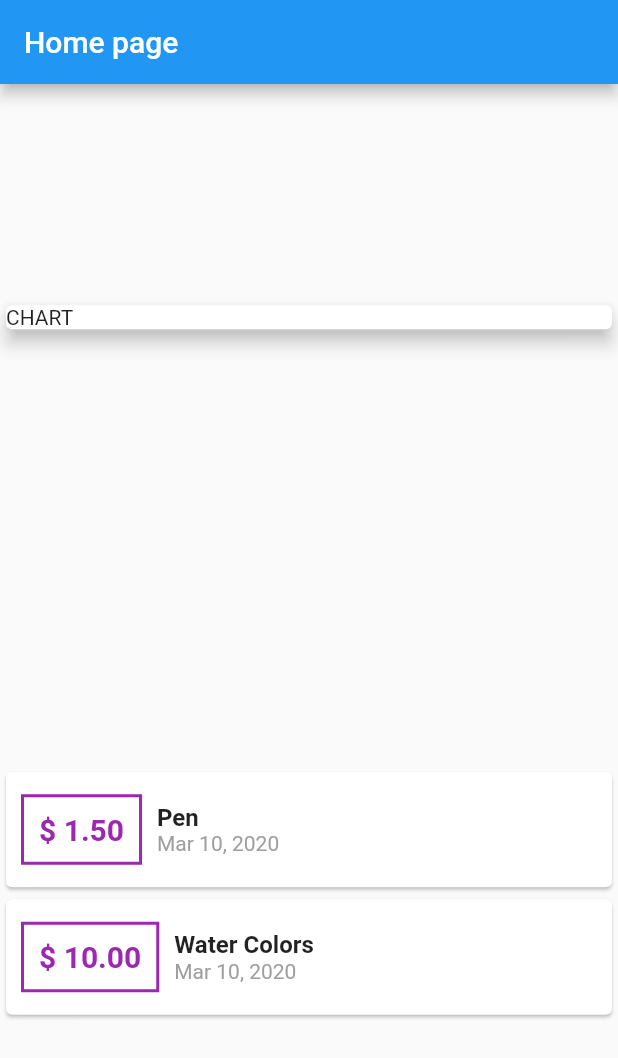
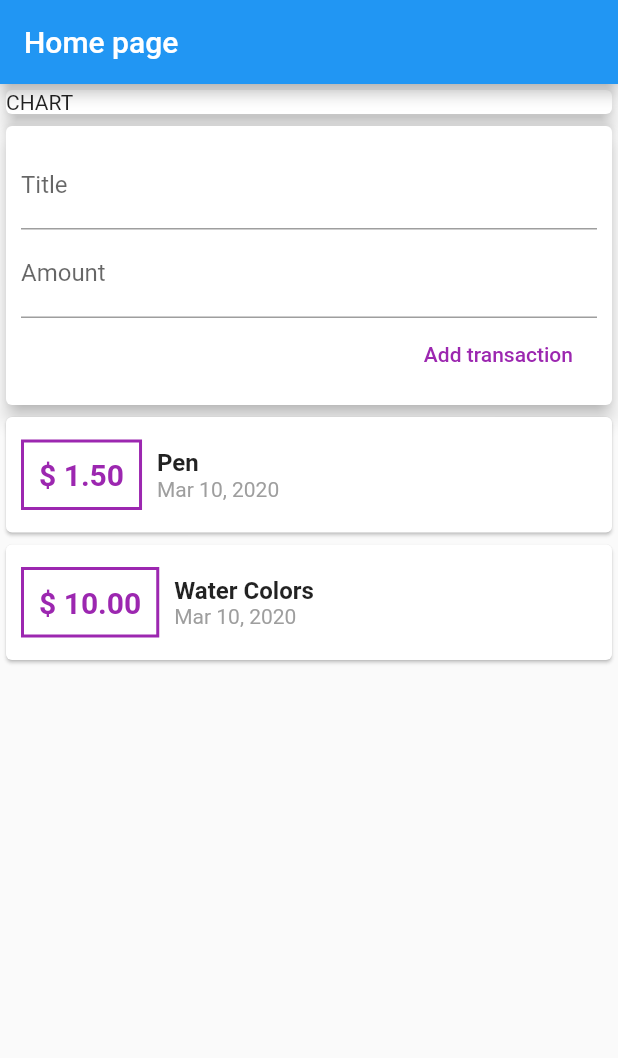
Before and after one commit to JayTailor45/expanse_tracker, a Flutter app: the screen it shows after launch, on a phone screen of 412 x 824 dp. Shown: the top 1058 px of the screen. Run offline on Flutter 3.47's test engine with Material 2 defaults, Android fonts, the phone set to English and light mode, and no system bars.

Commit message:
User have ablity to add transactions

```diff
--- a/lib/main.dart
+++ b/lib/main.dart
@@ -1,7 +1,6 @@
-import 'package:expansetracker/transaction.dart';
+import './widgets/user_transactions.dart';
 import 'package:flutter/cupertino.dart';
 import 'package:flutter/material.dart';
-import 'package:intl/intl.dart';
 
 void main() => runApp(MyApp());
 
@@ -13,27 +12,13 @@ class MyApp extends StatelessWidget {
       theme: ThemeData(
         primarySwatch: Colors.blue,
       ),
+      debugShowCheckedModeBanner: false,
       home: MyHomePage(),
     );
   }
 }
 
 class MyHomePage extends StatelessWidget {
-  final List<Transaction> transactions = [
-    Transaction(
-      id: 't1',
-      title: 'Pen',
-      amount: 1.5,
-      date: DateTime.now(),
-    ),
-    Transaction(
-      id: 't2',
-      title: 'Water Colors',
-      amount: 10.0,
-      date: DateTime.now(),
-    ),
-  ];
-
   @override
   Widget build(BuildContext context) {
     return Scaffold(
@@ -41,7 +26,6 @@ class MyHomePage extends StatelessWidget {
         title: Text('Home page'),
       ),
       body: Column(
-        mainAxisAlignment: MainAxisAlignment.spaceAround,
         crossAxisAlignment: CrossAxisAlignment.stretch,
         children: <Widget>[
           Container(
@@ -51,51 +35,7 @@ class MyHomePage extends StatelessWidget {
               elevation: 5,
             ),
           ),
-          Column(
-            children: transactions.map((obj) {
-              return Card(
-                child: Row(
-                  children: <Widget>[
-                    Container(
-                      margin: EdgeInsets.symmetric(
-                        horizontal: 10,
-                        vertical: 15,
-                      ),
-                      decoration: BoxDecoration(
-                        border: Border.all(color: Colors.purple, width: 2),
-                      ),
-                      padding: EdgeInsets.all(10),
-                      child: Text(
-                        '\$ ${obj.amount.toStringAsFixed(2)}',
-                        style: TextStyle(
-                            fontSize: 20,
-                            fontWeight: FontWeight.bold,
-                            color: Colors.purple),
-                      ),
-                    ),
-                    Column(
-                      crossAxisAlignment: CrossAxisAlignment.start,
-                      children: <Widget>[
-                        Text(
-                          obj.title,
-                          style: TextStyle(
-                            fontSize: 16,
-                            fontWeight: FontWeight.bold,
-                          ),
-                        ),
-                        Text(
-                          DateFormat.yMMMd().format(obj.date),
-                          style: TextStyle(
-                            color: Colors.grey,
-                          ),
-                        ),
-                      ],
-                    ),
-                  ],
-                ),
-              );
-            }).toList(),
-          ),
+          UserTransactions(),
         ],
       ),
     );
--- /dev/null
+++ b/lib/widgets/new_transaction.dart
@@ -0,0 +1,47 @@
+import 'package:flutter/material.dart';
+
+class NewTransaction extends StatelessWidget {
+  final titleInputController = TextEditingController();
+  final amountInputController = TextEditingController();
+
+  final Function addTx;
+
+  NewTransaction(this.addTx);
+
+  @override
+  Widget build(BuildContext context) {
+    return Container(
+      child: Card(
+        elevation: 5,
+        child: Container(
+          padding: EdgeInsets.all(10),
+          child: Column(
+            crossAxisAlignment: CrossAxisAlignment.end,
+            children: <Widget>[
+              TextField(
+                decoration: InputDecoration(
+                  labelText: 'Title',
+                ),
+                controller: titleInputController,
+              ),
+              TextField(
+                decoration: InputDecoration(
+                  labelText: 'Amount',
+                ),
+                controller: amountInputController,
+              ),
+              FlatButton(
+                child: Text('Add transaction'),
+                textColor: Colors.purple,
+                onPressed: () {
+                  addTx(titleInputController.text,
+                      double.parse(amountInputController.text));
+                },
+              )
+            ],
+          ),
+        ),
+      ),
+    );
+  }
+}
--- /dev/null
+++ b/lib/widgets/transaction_list.dart
@@ -0,0 +1,60 @@
+import '../models/transaction.dart';
+import 'package:flutter/material.dart';
+import 'package:intl/intl.dart';
+
+class TransactionList extends StatelessWidget {
+  final List<Transaction> transactionList;
+
+  TransactionList({this.transactionList});
+
+  @override
+  Widget build(BuildContext context) {
+    return Container(
+      child: Column(
+        children: transactionList.map((obj) {
+          return Card(
+            child: Row(
+              children: <Widget>[
+                Container(
+                  margin: EdgeInsets.symmetric(
+                    horizontal: 10,
+                    vertical: 15,
+                  ),
+                  decoration: BoxDecoration(
+                    border: Border.all(color: Colors.purple, width: 2),
+                  ),
+                  padding: EdgeInsets.all(10),
+                  child: Text(
+                    '\$ ${obj.amount.toStringAsFixed(2)}',
+                    style: TextStyle(
+                        fontSize: 20,
+                        fontWeight: FontWeight.bold,
+                        color: Colors.purple),
+                  ),
+                ),
+                Column(
+                  crossAxisAlignment: CrossAxisAlignment.start,
+                  children: <Widget>[
+                    Text(
+                      obj.title,
+                      style: TextStyle(
+                        fontSize: 16,
+                        fontWeight: FontWeight.bold,
+                      ),
+                    ),
+                    Text(
+                      DateFormat.yMMMd().format(obj.date),
+                      style: TextStyle(
+                        color: Colors.grey,
+                      ),
+                    ),
+                  ],
+                ),
+              ],
+            ),
+          );
+        }).toList(),
+      ),
+    );
+  }
+}
--- /dev/null
+++ b/lib/widgets/user_transactions.dart
@@ -0,0 +1,50 @@
+import '../models/transaction.dart';
+import '../widgets/new_transaction.dart';
+import '../widgets/transaction_list.dart';
+import 'package:flutter/material.dart';
+
+class UserTransactions extends StatefulWidget {
+  @override
+  _UserTransactionsState createState() => _UserTransactionsState();
+}
+
+class _UserTransactionsState extends State<UserTransactions> {
+  final List<Transaction> transactions = [
+    Transaction(
+      id: 't1',
+      title: 'Pen',
+      amount: 1.5,
+      date: DateTime.now(),
+    ),
+    Transaction(
+      id: 't2',
+      title: 'Water Colors',
+      amount: 10.0,
+      date: DateTime.now(),
+    ),
+  ];
+
+  void _addTransaction(String title, double amount) {
+    final newTx = Transaction(
+        id: DateTime.now().toString(),
+        title: title,
+        amount: amount,
+        date: DateTime.now());
+
+    setState(() {
+      transactions.add(newTx);
+    });
+  }
+
+  @override
+  Widget build(BuildContext context) {
+    return Column(
+      children: <Widget>[
+        NewTransaction(_addTransaction),
+        TransactionList(
+          transactionList: transactions,
+        ),
+      ],
+    );
+  }
+}
```
Also changed, not shown: lib/models/transaction.dart (renamed from lib/transaction.dart).
